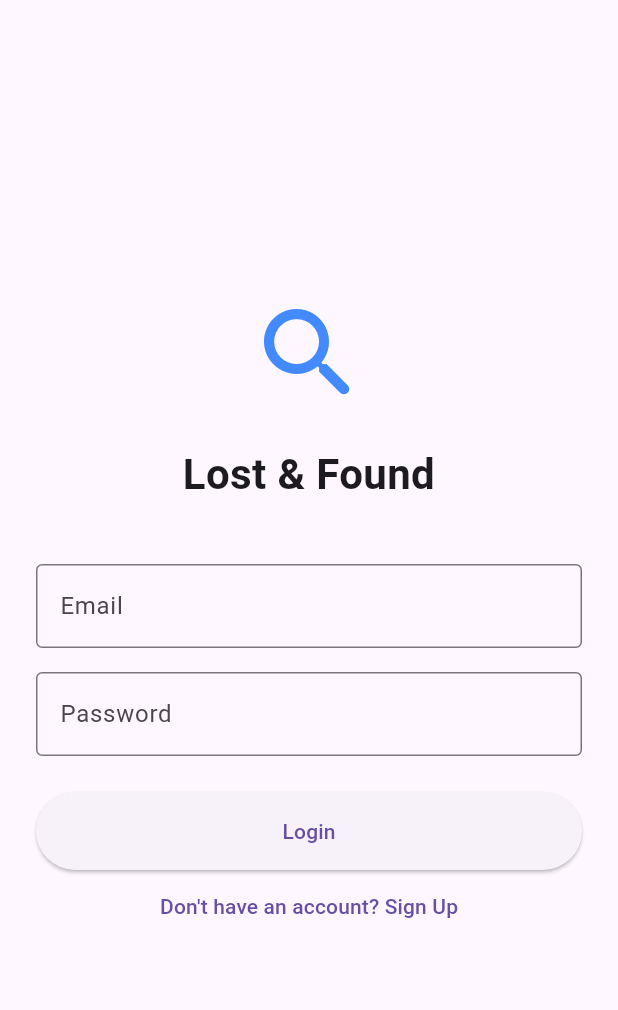
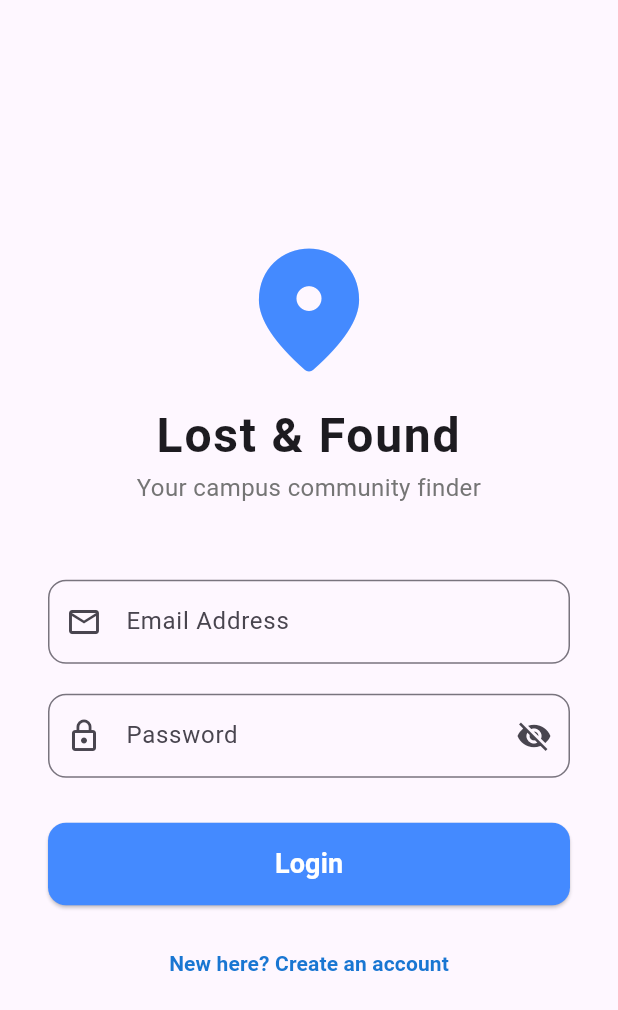
Before and after one commit to colkitycolk/lost_and_found_project, a Flutter app: the screen it shows after launch, on a phone screen of 412 x 824 dp. Shown: the top 1010 px of the screen. Run offline on Flutter 3.47's test engine with Material 3 defaults, Android fonts, the phone set to English and light mode, and no system bars; our stand-ins replace flutter_map, geolocator, image_picker, latlong2, supabase_flutter; accounts and stored records are empty.

Commit message:
Login screen visual rework

```diff
--- a/lib/views/login_screen.dart
+++ b/lib/views/login_screen.dart
@@ -12,18 +12,42 @@ class _LoginScreenState extends State<LoginScreen> {
   final _emailController = TextEditingController();
   final _passwordController = TextEditingController();
   final _service = SupabaseService();
+
   bool _isLoading = false;
+  bool _obscurePassword = true; // For password visibility toggle
+
+  @override
+  void dispose() {
+    _emailController.dispose();
+    _passwordController.dispose();
+    super.dispose();
+  }
 
   Future<void> _handleAuth(bool isLogin) async {
+    final email = _emailController.text.trim();
+    final password = _passwordController.text.trim();
+
+    // Basic Validation
+    if (email.isEmpty || password.isEmpty) {
+      ScaffoldMessenger.of(context).showSnackBar(
+        const SnackBar(content: Text('Please fill in all fields')),
+      );
+      return;
+    }
+
     setState(() => _isLoading = true);
+
     try {
       if (isLogin) {
-        await _service.signIn(_emailController.text.trim(), _passwordController.text.trim());
+        await _service.signIn(email, password);
       } else {
-        await _service.signUp(_emailController.text.trim(), _passwordController.text.trim());
+        await _service.signUp(email, password);
         if (mounted) {
           ScaffoldMessenger.of(context).showSnackBar(
-            const SnackBar(content: Text('Check your email for confirmation (if enabled)')),
+            const SnackBar(
+              content: Text('Account created! Check your email for confirmation.'),
+              backgroundColor: Colors.green,
+            ),
           );
         }
       }
@@ -32,53 +56,105 @@ class _LoginScreenState extends State<LoginScreen> {
         Navigator.pushReplacementNamed(context, '/home');
       }
     } catch (e) {
+      if (mounted) {
         ScaffoldMessenger.of(context).showSnackBar(
-        SnackBar(content: Text('Authentication Error: $e')),
+          SnackBar(
+            content: Text('Auth Error: ${e.toString()}'),
+            backgroundColor: Colors.redAccent,
+          ),
         );
+      }
     } finally {
-      setState(() => _isLoading = false);
+      if (mounted) setState(() => _isLoading = false);
     }
   }
 
   @override
   Widget build(BuildContext context) {
     return Scaffold(
-      body: Padding(
-        padding: const EdgeInsets.all(24.0),
+      // Using SafeArea and SingleChildScrollView prevents "Bottom Overflow" when keyboard appears
+      body: SafeArea(
+        child: Center(
+          child: SingleChildScrollView(
+            padding: const EdgeInsets.symmetric(horizontal: 32.0),
             child: Column(
               mainAxisAlignment: MainAxisAlignment.center,
               crossAxisAlignment: CrossAxisAlignment.stretch,
               children: [
-            const Icon(Icons.search_rounded, size: 80, color: Colors.blueAccent),
-            const SizedBox(height: 20),
+                // Branding Section
+                const Icon(Icons.location_on_rounded, size: 100, color: Colors.blueAccent),
+                const SizedBox(height: 10),
                 const Text(
                   'Lost & Found',
                   textAlign: TextAlign.center,
-              style: TextStyle(fontSize: 28, fontWeight: FontWeight.bold),
+                  style: TextStyle(
+                    fontSize: 32,
+                    fontWeight: FontWeight.bold,
+                    letterSpacing: 1.2,
                   ),
-            const SizedBox(height: 40),
+                ),
+                Text(
+                  'Your campus community finder',
+                  textAlign: TextAlign.center,
+                  style: TextStyle(color: Colors.grey[600], fontSize: 16),
+                ),
+                const SizedBox(height: 50),
+
+                // Email Input
                 TextField(
                   controller: _emailController,
-              decoration: const InputDecoration(labelText: 'Email', border: OutlineInputBorder()),
+                  decoration: InputDecoration(
+                    labelText: 'Email Address',
+                    prefixIcon: const Icon(Icons.email_outlined),
+                    border: OutlineInputBorder(borderRadius: BorderRadius.circular(12)),
+                  ),
                   keyboardType: TextInputType.emailAddress,
                 ),
-            const SizedBox(height: 16),
+                const SizedBox(height: 20),
+
+                // Password Input
                 TextField(
                   controller: _passwordController,
-              decoration: const InputDecoration(labelText: 'Password', border: OutlineInputBorder()),
-              obscureText: true,
+                  obscureText: _obscurePassword,
+                  decoration: InputDecoration(
+                    labelText: 'Password',
+                    prefixIcon: const Icon(Icons.lock_outline),
+                    suffixIcon: IconButton(
+                      icon: Icon(_obscurePassword ? Icons.visibility_off : Icons.visibility),
+                      onPressed: () => setState(() => _obscurePassword = !_obscurePassword),
                     ),
-            const SizedBox(height: 24),
-            ElevatedButton(
+                    border: OutlineInputBorder(borderRadius: BorderRadius.circular(12)),
+                  ),
+                ),
+                const SizedBox(height: 30),
+
+                // Action Buttons
+                SizedBox(
+                  height: 55,
+                  child: ElevatedButton(
                     onPressed: _isLoading ? null : () => _handleAuth(true),
-              style: ElevatedButton.styleFrom(padding: const EdgeInsets.all(16)),
-              child: _isLoading ? const CircularProgressIndicator() : const Text('Login'),
+                    style: ElevatedButton.styleFrom(
+                      backgroundColor: Colors.blueAccent,
+                      foregroundColor: Colors.white,
+                      shape: RoundedRectangleBorder(borderRadius: BorderRadius.circular(12)),
                     ),
+                    child: _isLoading
+                        ? const CircularProgressIndicator(color: Colors.white)
+                        : const Text('Login', style: TextStyle(fontSize: 18, fontWeight: FontWeight.bold)),
+                  ),
+                ),
+                const SizedBox(height: 15),
+
                 TextButton(
                   onPressed: _isLoading ? null : () => _handleAuth(false),
-              child: const Text('Don\'t have an account? Sign Up'),
+                  child: Text(
+                    "New here? Create an account",
+                    style: TextStyle(color: Colors.blue[700], fontWeight: FontWeight.w600),
+                  ),
                 ),
               ],
+            ),
+          ),
         ),
       ),
     );
```
Lines whose indentation alone changed are shown as unchanged.
